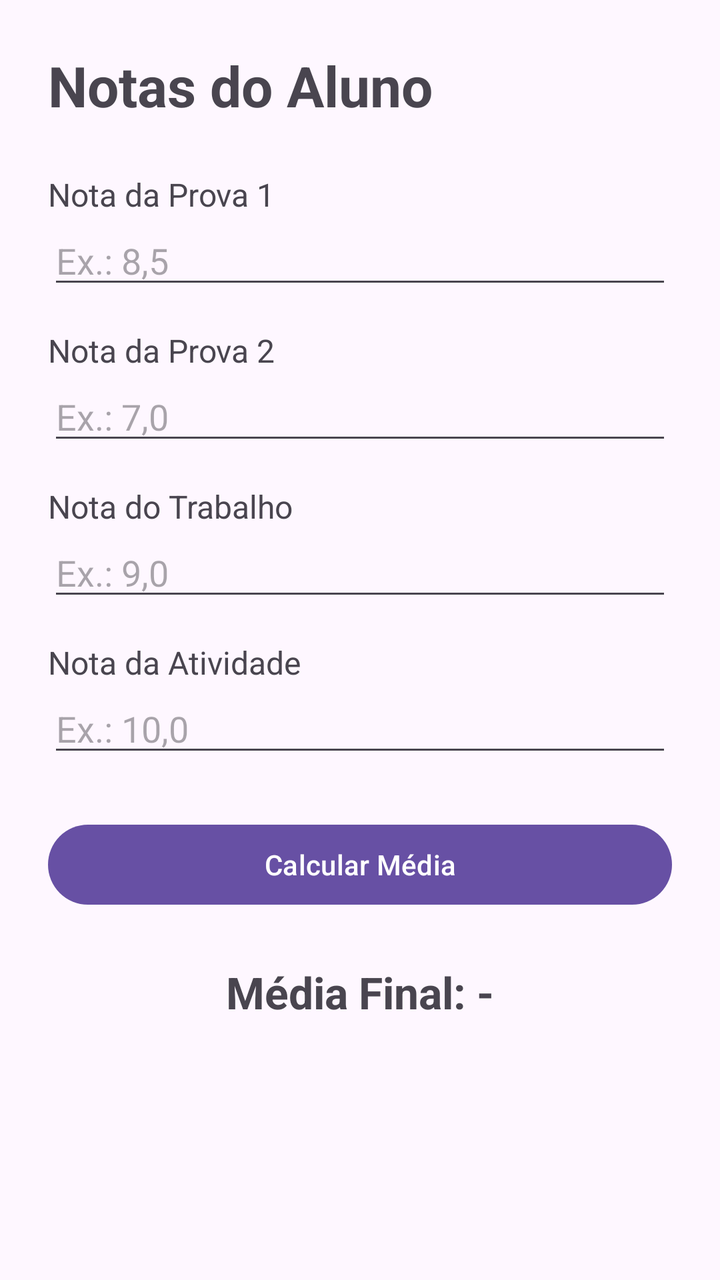
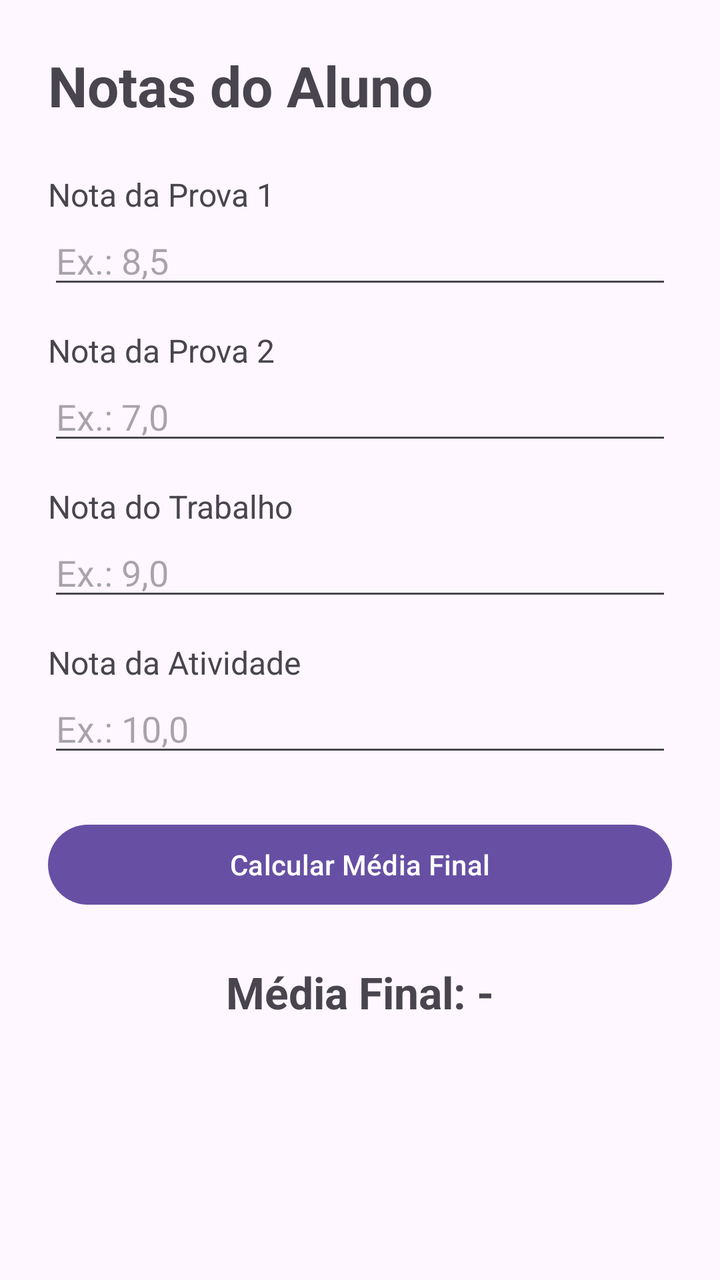

Compare the two renders of this Android layout. The source of the first and the diff that turns it into the second are given below.
<!-- AndroidManifest.xml: application theme Theme.ProvaProgramacaoMoveisTeste -->
<!-- res/layout/activity_notas.xml -->
<?xml version="1.0" encoding="utf-8"?>
<ScrollView xmlns:android="http://schemas.android.com/apk/res/android"
    android:layout_width="match_parent"
    android:layout_height="match_parent">

    <LinearLayout
        android:layout_width="match_parent"
        android:layout_height="wrap_content"
        android:orientation="vertical"
        android:padding="24dp">

        <TextView
            android:layout_width="wrap_content"
            android:layout_height="wrap_content"
            android:text="Notas do Aluno"
            android:textSize="28sp"
            android:textStyle="bold"
            android:layout_marginBottom="25dp" />

        <TextView
            android:layout_width="wrap_content"
            android:layout_height="wrap_content"
            android:text="Nota da Prova 1"
            android:textSize="16sp" />

        <EditText
            android:id="@+id/edtProva1"
            android:layout_width="match_parent"
            android:layout_height="wrap_content"
            android:hint="Ex.: 8,5"
            android:inputType="numberDecimal"
            android:layout_marginBottom="15dp" />

        <TextView
            android:layout_width="wrap_content"
            android:layout_height="wrap_content"
            android:text="Nota da Prova 2"
            android:textSize="16sp" />

        <EditText
            android:id="@+id/edtProva2"
            android:layout_width="match_parent"
            android:layout_height="wrap_content"
            android:hint="Ex.: 7,0"
            android:inputType="numberDecimal"
            android:layout_marginBottom="15dp" />

        <TextView
            android:layout_width="wrap_content"
            android:layout_height="wrap_content"
            android:text="Nota do Trabalho"
            android:textSize="16sp" />

        <EditText
            android:id="@+id/edtTrabalho"
            android:layout_width="match_parent"
            android:layout_height="wrap_content"
            android:hint="Ex.: 9,0"
            android:inputType="numberDecimal"
            android:layout_marginBottom="15dp" />

        <TextView
            android:layout_width="wrap_content"
            android:layout_height="wrap_content"
            android:text="Nota da Atividade"
            android:textSize="16sp" />

        <EditText
            android:id="@+id/edtAtividade"
            android:layout_width="match_parent"
            android:layout_height="wrap_content"
            android:hint="Ex.: 10,0"
            android:inputType="numberDecimal"
            android:layout_marginBottom="25dp" />

        <Button
            android:id="@+id/btnCalcular"
            android:layout_width="match_parent"
            android:layout_height="wrap_content"
            android:text="Calcular Média" />

        <TextView
            android:id="@+id/txtResultado"
            android:layout_width="match_parent"
            android:layout_height="wrap_content"
            android:text="Média Final: -"
            android:textSize="22sp"
            android:textStyle="bold"
            android:gravity="center"
            android:layout_marginTop="25dp" />

    </LinearLayout>

</ScrollView>
<!-- resources referenced by this layout -->
<resources>
  <style name="Theme.ProvaProgramacaoMoveisTeste" parent="Base.Theme.ProvaProgramacaoMoveisTeste" />
  <style name="Base.Theme.ProvaProgramacaoMoveisTeste" parent="Theme.Material3.DayNight.NoActionBar">
          
          
      </style>
</resources>

<!-- the commit's change to res/layout/activity_notas.xml (unified diff, before → after) -->
@@ -74,10 +74,10 @@
             android:layout_marginBottom="25dp" />
 
         <Button
-            android:id="@+id/btnCalcular"
+            android:id="@+id/btnCalcularMedia"
             android:layout_width="match_parent"
             android:layout_height="wrap_content"
-            android:text="Calcular Média" />
+            android:text="Calcular Média Final" />
 
         <TextView
             android:id="@+id/txtResultado"
